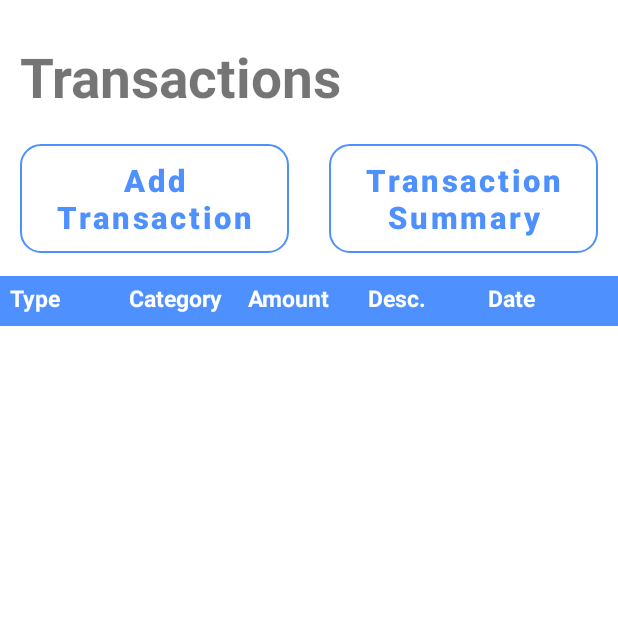
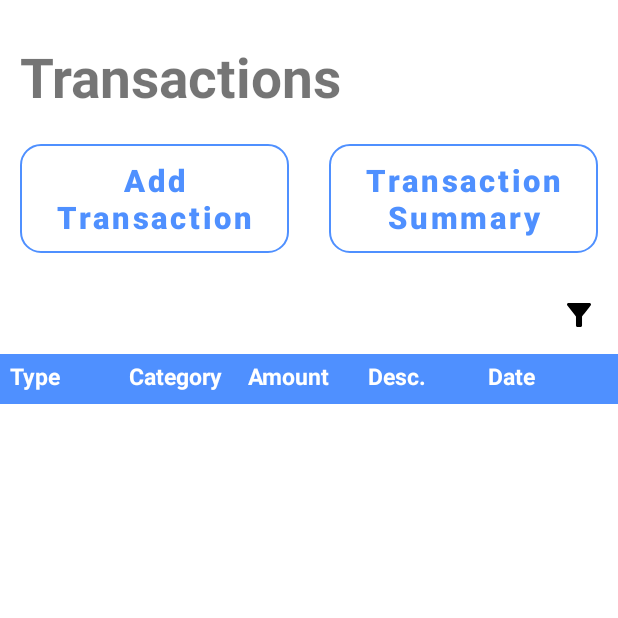
Before and after one commit to Uzair-Jamal/Expense-Tracker, an Android app: the screen it shows after launch (TransactionActivity), on a phone screen of 412 x 824 dp, the top half of it. Run offline under Robolectric (Android 15) with nearby library versions, the phone set to English and light mode, and no system bars; our stand-ins replace Room's generated code, data binding, sdp/ssp sizes.

Commit message:
filter added for transactions.

```diff
--- a/app/build.gradle.kts
+++ b/app/build.gradle.kts
@@ -13,7 +13,7 @@ android {
 
     defaultConfig {
         applicationId = "com.andriod.mobileappdevelopertask"
-        minSdk = 24
+        minSdk = 26
         targetSdk = 35
         versionCode = 1
         versionName = "1.0"
@@ -54,6 +54,7 @@ dependencies {
     // ViewModel LiveData
     implementation(libs.androidx.lifecycle.viewmodel.ktx)
     implementation(libs.androidx.lifecycle.livedata.ktx)
+    implementation(libs.androidx.core.i18n)
 
     // Room Database
     kapt(libs.androidx.room.compiler)
--- /dev/null
+++ b/app/src/main/res/drawable/ic_filter.xml
@@ -0,0 +1,5 @@
+<vector xmlns:android="http://schemas.android.com/apk/res/android" android:height="24dp" android:tint="#000000" android:viewportHeight="24" android:viewportWidth="24" android:width="24dp">
+
+    <path android:fillColor="@android:color/white" android:pathData="M4.25,5.66c0.1,0.13 5.74,7.33 5.74,7.33V19c0,0.55 0.45,1 1.01,1h2.01c0.55,0 1.01,-0.45 1.01,-1v-6.02s5.49,-7.02 5.75,-7.34C20.03,5.32 20,5 20,5c0,-0.55 -0.45,-1 -1.01,-1H5.01C4.4,4 4,4.48 4,5c0,0.2 0.06,0.44 0.25,0.66z"/>
+
+</vector>
--- a/app/src/main/res/layout/activity_summary_transaction.xml
+++ b/app/src/main/res/layout/activity_summary_transaction.xml
@@ -16,7 +16,6 @@
             android:layout_marginStart="@dimen/_10sdp"
             android:textSize="@dimen/_28ssp"
             android:textStyle="bold" />
-
         <LinearLayout
             android:layout_width="match_parent"
             android:layout_height="wrap_content"
--- a/app/src/main/res/layout/activity_transaction.xml
+++ b/app/src/main/res/layout/activity_transaction.xml
@@ -17,9 +17,9 @@
             <TextView
                 android:layout_width="wrap_content"
                 android:layout_height="wrap_content"
+                android:layout_marginStart="@dimen/_10sdp"
                 android:layout_marginTop="@dimen/_20sdp"
                 android:text="Transactions"
-                android:layout_marginStart="@dimen/_10sdp"
                 android:textSize="@dimen/_28ssp"
                 android:textStyle="bold" />
 
@@ -32,11 +32,11 @@
                     android:id="@+id/add_transaction_btn"
                     android:layout_width="0dp"
                     android:layout_height="wrap_content"
-                    android:layout_weight="1"
+                    android:layout_marginStart="@dimen/_10sdp"
                     android:layout_marginTop="@dimen/_16sdp"
-                    android:layout_marginStart="@dimen/_10sdp"
                     android:layout_marginEnd="@dimen/_10sdp"
                     android:layout_marginBottom="@dimen/_12sdp"
+                    android:layout_weight="1"
                     android:background="@drawable/button_outline"
                     android:backgroundTint="@android:color/transparent"
                     android:text="Add Transaction"
@@ -49,11 +49,11 @@
                     android:id="@+id/summary_transaction_btn"
                     android:layout_width="0dp"
                     android:layout_height="wrap_content"
-                    android:layout_weight="1"
+                    android:layout_marginStart="@dimen/_10sdp"
                     android:layout_marginTop="@dimen/_16sdp"
-                    android:layout_marginStart="@dimen/_10sdp"
                     android:layout_marginEnd="@dimen/_10sdp"
                     android:layout_marginBottom="@dimen/_12sdp"
+                    android:layout_weight="1"
                     android:background="@drawable/button_outline"
                     android:backgroundTint="@android:color/transparent"
                     android:text="Transaction Summary"
@@ -64,33 +64,31 @@
 
             </LinearLayout>
 
+            <ImageButton
+                android:id="@+id/btn_filter"
+                android:layout_width="@dimen/_40sdp"
+                android:layout_height="@dimen/_40sdp"
+                android:src="@drawable/ic_filter"
+                android:background="@color/white"
+                android:layout_gravity="end"
+                />
 
             <LinearLayout
                 android:layout_width="match_parent"
                 android:layout_height="wrap_content"
+                android:background="@color/app_color"
+                android:orientation="horizontal"
                 android:paddingStart="@dimen/_5sdp"
+                android:paddingTop="@dimen/_3sdp"
                 android:paddingEnd="@dimen/_5sdp"
-                android:background="@color/app_color"
-                android:paddingTop="@dimen/_3sdp"
-                android:paddingBottom="@dimen/_3sdp"
-                android:orientation="horizontal">
+                android:paddingBottom="@dimen/_3sdp">
 
                 <TextView
                     android:layout_width="0dp"
                     android:layout_height="wrap_content"
+                    android:layout_weight="1"
                     android:text="Type"
-                    android:layout_weight="1"
-                    android:textSize="@dimen/_12ssp"
                     android:textColor="@color/white"
-                    android:textStyle="bold" />
-
-                <TextView
-                    android:layout_width="0dp"
-                    android:layout_height="wrap_content"
-                    android:layout_marginBottom="@dimen/_3sdp"
-                    android:text="Category"
-                    android:textColor="@color/white"
-                    android:layout_weight="1"
                     android:textSize="@dimen/_12ssp"
                     android:textStyle="bold" />
 
@@ -98,9 +96,19 @@
                     android:layout_width="0dp"
                     android:layout_height="wrap_content"
                     android:layout_marginBottom="@dimen/_3sdp"
+                    android:layout_weight="1"
+                    android:text="Category"
+                    android:textColor="@color/white"
+                    android:textSize="@dimen/_12ssp"
+                    android:textStyle="bold" />
+
+                <TextView
+                    android:layout_width="0dp"
+                    android:layout_height="wrap_content"
+                    android:layout_marginBottom="@dimen/_3sdp"
+                    android:layout_weight="1"
                     android:text="Amount"
                     android:textColor="@color/white"
-                    android:layout_weight="1"
                     android:textSize="@dimen/_12ssp"
                     android:textStyle="bold" />
 
@@ -110,18 +118,18 @@
                     android:layout_marginBottom="@dimen/_3sdp"
                     android:layout_weight="1"
                     android:text="Desc."
+                    android:textColor="@color/white"
                     android:textSize="@dimen/_12ssp"
-                    android:textColor="@color/white"
                     android:textStyle="bold" />
 
                 <TextView
                     android:layout_width="0dp"
                     android:layout_height="wrap_content"
                     android:layout_marginBottom="@dimen/_3sdp"
+                    android:layout_weight="1"
                     android:text="Date"
-                    android:layout_weight="1"
+                    android:textColor="@color/white"
                     android:textSize="@dimen/_12ssp"
-                    android:textColor="@color/white"
                     android:textStyle="bold" />
             </LinearLayout>
 
--- a/gradle/libs.versions.toml
+++ b/gradle/libs.versions.toml
@@ -15,6 +15,7 @@ navigationFragment = "2.9.0"
 roomKtx = "2.7.2"
 sdpAndroid = "1.1.0"
 sspAndroid = "1.1.0"
+coreI18n = "1.0.0"
 
 [libraries]
 androidx-core-ktx = { group = "androidx.core", name = "core-ktx", version.ref = "coreKtx" }
@@ -34,6 +35,7 @@ androidx-constraintlayout = { group = "androidx.constraintlayout", name = "const
 material-v1110 = { module = "com.google.android.material:material", version.ref = "materialVersion" }
 sdp-android = { module = "com.intuit.sdp:sdp-android", version.ref = "sdpAndroid" }
 ssp-android = { module = "com.intuit.ssp:ssp-android", version.ref = "sspAndroid" }
+androidx-core-i18n = { group = "androidx.core", name = "core-i18n", version.ref = "coreI18n" }
 
 [plugins]
 android-application = { id = "com.android.application", version.ref = "agp" }
```
Also changed, not shown: app/src/main/java/com/andriod/mobileappdevelopertask/MonthlySummary.kt (added, +10 -0 lines), app/src/main/java/com/andriod/mobileappdevelopertask/Ui/Activity/SummaryTransactionActivity.kt (+15 -4 lines), app/src/main/java/com/andriod/mobileappdevelopertask/Ui/Activity/TransactionActivity.kt (+95 -3 lines), app/src/main/res/layout/date_filter_bottom_sheet.xml (added, +34 -0 lines).
